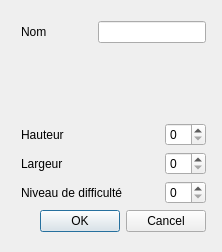
Old version of the form view/configdialog.ui in the repository g-jouret/projetTetris.
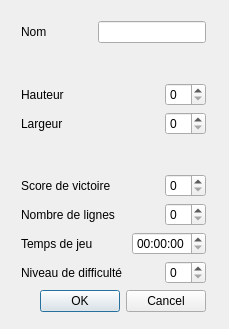
New version of the form.

```diff
--- a/view/configdialog.ui
+++ b/view/configdialog.ui
@@ -6,20 +6,20 @@
    <rect>
     <x>0</x>
     <y>0</y>
-    <width>222</width>
-    <height>252</height>
+    <width>229</width>
+    <height>329</height>
    </rect>
   </property>
   <property name="windowTitle">
    <string>Configuration de la partie</string>
   </property>
-  <widget class="QWidget" name="">
+  <widget class="QWidget" name="layoutWidget">
    <property name="geometry">
     <rect>
      <x>21</x>
      <y>21</y>
      <width>185</width>
-     <height>211</height>
+     <height>291</height>
     </rect>
    </property>
    <layout class="QVBoxLayout" name="verticalLayout">
@@ -58,7 +58,7 @@
       <property name="sizeHint" stdset="0">
        <size>
         <width>20</width>
-        <height>40</height>
+        <height>20</height>
        </size>
       </property>
      </spacer>
@@ -117,6 +117,100 @@
       </item>
      </layout>
     </item>
+    <item>
+     <spacer name="verticalSpacer_2">
+      <property name="orientation">
+       <enum>Qt::Vertical</enum>
+      </property>
+      <property name="sizeHint" stdset="0">
+       <size>
+        <width>20</width>
+        <height>20</height>
+       </size>
+      </property>
+     </spacer>
+    </item>
+    <item>
+     <layout class="QHBoxLayout" name="horizontalLayout_5">
+      <item>
+       <widget class="QLabel" name="lbWinScore">
+        <property name="text">
+         <string>Score de victoire </string>
+        </property>
+       </widget>
+      </item>
+      <item>
+       <spacer name="horizontalSpacer_5">
+        <property name="orientation">
+         <enum>Qt::Horizontal</enum>
+        </property>
+        <property name="sizeHint" stdset="0">
+         <size>
+          <width>40</width>
+          <height>20</height>
+         </size>
+        </property>
+       </spacer>
+      </item>
+      <item>
+       <widget class="QSpinBox" name="sbWinScore"/>
+      </item>
+     </layout>
+    </item>
+    <item>
+     <layout class="QHBoxLayout" name="horizontalLayout_7">
+      <item>
+       <widget class="QLabel" name="lbWinLines">
+        <property name="text">
+         <string>Nombre de lignes </string>
+        </property>
+       </widget>
+      </item>
+      <item>
+       <spacer name="horizontalSpacer_7">
+        <property name="orientation">
+         <enum>Qt::Horizontal</enum>
+        </property>
+        <property name="sizeHint" stdset="0">
+         <size>
+          <width>40</width>
+          <height>20</height>
+         </size>
+        </property>
+       </spacer>
+      </item>
+      <item>
+       <widget class="QSpinBox" name="sbWinLines"/>
+      </item>
+     </layout>
+    </item>
+    <item>
+     <layout class="QHBoxLayout" name="horizontalLayout_8">
+      <item>
+       <widget class="QLabel" name="lbWinTime">
+        <property name="text">
+         <string>Temps de jeu </string>
+        </property>
+       </widget>
+      </item>
+      <item>
+       <spacer name="horizontalSpacer_8">
+        <property name="orientation">
+         <enum>Qt::Horizontal</enum>
+        </property>
+        <property name="sizeHint" stdset="0">
+         <size>
+          <width>40</width>
+          <height>20</height>
+         </size>
+        </property>
+       </spacer>
+      </item>
+      <item>
+       <widget class="QTimeEdit" name="timeEdit"/>
+      </item>
+     </layout>
+    </item>
     <item>
      <layout class="QHBoxLayout" name="horizontalLayout_4">
       <item>
```
